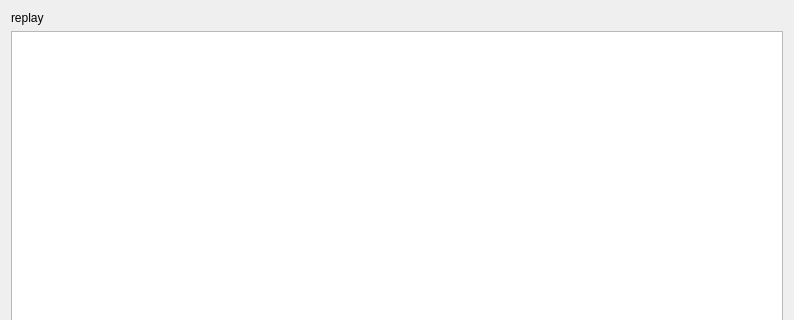
Above: src/qt/forms/transactionreplaydialog.ui from torkelrogstad/mainchain before the change; both pictures show x 0 to 794 and y 0 to 320 of the 794 by 577 pixel window. Below: the same form after it.
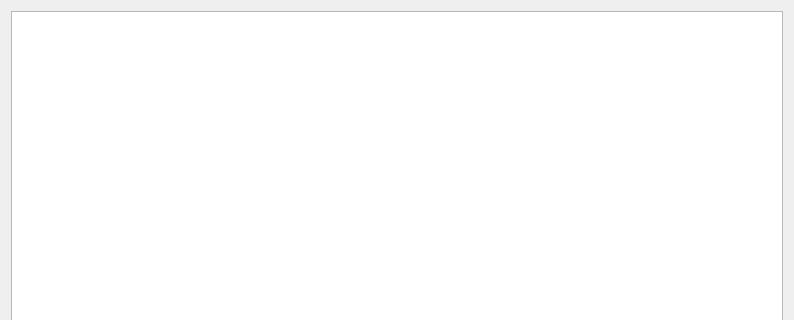
That is the form after the change.

Commit message:
Update transaction replay dialog & wallet model
* Updated coin split & replay check functionality

* Updated GUI

* Update wallet model to get / set replay status from dialog

```diff
--- a/src/qt/forms/transactionreplaydialog.ui
+++ b/src/qt/forms/transactionreplaydialog.ui
@@ -14,13 +14,6 @@
    <string>Dialog</string>
   </property>
   <layout class="QVBoxLayout" name="verticalLayout">
-   <item>
-    <widget class="QLabel" name="label">
-     <property name="text">
-      <string>replay</string>
-     </property>
-    </widget>
-   </item>
    <item>
     <widget class="QTableWidget" name="tableWidgetCoins">
      <property name="selectionBehavior">
```
Left out of the diff: 2 changed lines with no effect on the pictures. The commit also changes 6 other files.
